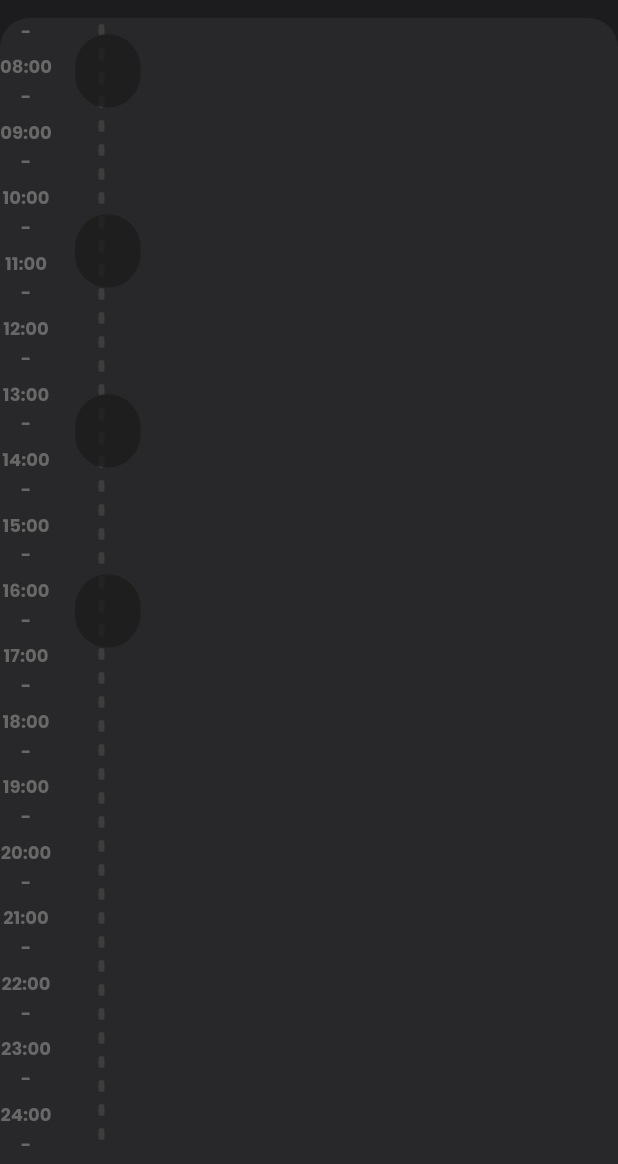
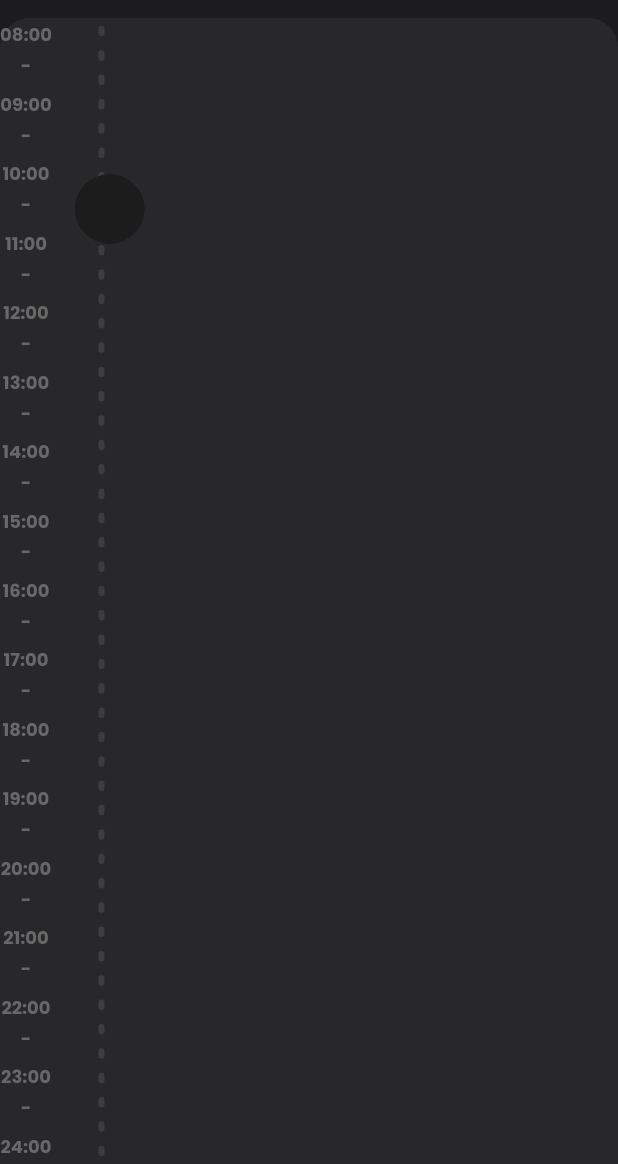
Before and after one commit to merakserhat/chain_app, a Flutter app: the screen it shows after launch, on a phone screen of 412 x 824 dp, the part 72-1236 px from its top. Run offline on Flutter 3.47's test engine with Material 2 defaults, Android fonts, the phone set to English and light mode, and no system bars; our stand-ins replace dio, pretty_dio_logger, shared_preferences.

Commit message:
feat: connect duration with position in panel

```diff
--- /dev/null
+++ b/lib/models/activity_model.dart
@@ -0,0 +1,44 @@
+import 'dart:math';
+import 'dart:ui';
+
+import 'package:uuid/uuid.dart';
+
+class ActivityModel {
+  String id;
+  Duration time;
+  Duration duration;
+  String title;
+  String iconPath;
+  Color color;
+  String? chainId;
+  String? habitId;
+
+  ActivityModel({
+    required this.id,
+    required this.time,
+    required this.duration,
+    required this.title,
+    required this.iconPath,
+    required this.color,
+    this.chainId,
+    this.habitId,
+  });
+
+  static ActivityModel getBaseActivity() {
+    String id = const Uuid().v1();
+    Color color = Color.fromRGBO(
+      Random().nextInt(256),
+      Random().nextInt(256),
+      Random().nextInt(256),
+      1.0,
+    );
+    return ActivityModel(
+      id: id,
+      time: Duration(hours: 10),
+      duration: Duration(hours: 1),
+      title: id,
+      iconPath: "",
+      color: color,
+    );
+  }
+}
--- a/lib/screens/home/home_screen.dart
+++ b/lib/screens/home/home_screen.dart
@@ -95,7 +95,9 @@ class _HomeScreenState extends State<HomeScreen> {
                       weekIndex, index - initialDayIndex);
                 });
               },
-              itemBuilder: (context, index) => TimePanel(),
+              itemBuilder: (context, index) {
+                return TimePanel();
+              },
             ),
           ),
         ],
--- a/lib/screens/home/widgets/time_panel/time_panel.dart
+++ b/lib/screens/home/widgets/time_panel/time_panel.dart
@@ -1,6 +1,7 @@
 import 'dart:math';
 
 import 'package:chain_app/constants/app_theme.dart';
+import 'package:chain_app/models/activity_model.dart';
 import 'package:chain_app/screens/home/widgets/time_panel/timer_texts.dart';
 import 'package:chain_app/widgets/drag/drag_item.dart';
 import 'package:chain_app/widgets/drag/drag_model.dart';
@@ -25,8 +26,8 @@ class _TimePanelState extends State<TimePanel> {
   @override
   void initState() {
     super.initState();
-    wakeTime = Duration(hours: 7, minutes: 30);
-    sleepTime = Duration(hours: 24, minutes: 30);
+    wakeTime = Duration(hours: 8, minutes: 0);
+    sleepTime = Duration(hours: 24, minutes: 0);
     _initializePuzzlePieces();
   }
 
@@ -46,6 +47,7 @@ class _TimePanelState extends State<TimePanel> {
           item: i,
           y: i * 120,
           color: color,
+          activityModel: ActivityModel.getBaseActivity(),
         ),
       );
     }
@@ -53,19 +55,23 @@ class _TimePanelState extends State<TimePanel> {
 
   @override
   Widget build(BuildContext context) {
+    return LayoutBuilder(builder: (context, constraints) {
+      double timerCount = (sleepTime.inMinutes - wakeTime.inMinutes) ~/ 30 + 1;
+
       WidgetsBinding.instance.addPostFrameCallback(
         (_) {
           double currentHeight = panelKey.currentContext?.size?.height ?? 0;
           if (currentHeight != panelHeight) {
             setState(() {
               panelHeight = currentHeight;
+              _dragModels.forEach((element) {
+                element.fixDragModel(
+                    panelHeight, (panelHeight / timerCount) * 2, wakeTime);
+              });
             });
           }
         },
       );
-
-    double timerCount = (sleepTime.inMinutes - wakeTime.inMinutes) ~/ 30 + 1;
-
       return Container(
         key: panelKey,
         width: double.infinity,
@@ -87,9 +93,11 @@ class _TimePanelState extends State<TimePanel> {
               hourHeight: (panelHeight / timerCount) * 2,
               dragModels: _dragModels,
               panelHeight: panelHeight,
+              wakeTime: wakeTime,
             ),
           ],
         ),
       );
+    });
   }
 }
--- a/lib/screens/home/widgets/time_panel/timer_texts.dart
+++ b/lib/screens/home/widgets/time_panel/timer_texts.dart
@@ -22,14 +22,9 @@ class TimerTexts extends StatelessWidget {
           children: List.generate(timeCount, (index) {
             Duration timerDuration =
                 Duration(minutes: wakeTime.inMinutes + 30 * index);
-
-            bool disableFirstHour = index == 1 && wakeTime.inMinutes % 60 == 30;
-            bool disableLastHour =
-                index == timeCount - 2 && sleepTime.inMinutes % 60 == 30;
-
             if (timerDuration.inMinutes % 60 != 0) {
-              return Expanded(
-                  child: const Text(
+              return const Expanded(
+                  child: Text(
                 "-",
                 style: TextStyle(
                   color: AppColors.dark400,
@@ -56,11 +51,12 @@ class TimerTexts extends StatelessWidget {
           width: 50 / 2 + 2,
         ),
         Column(
+          mainAxisAlignment: MainAxisAlignment.spaceEvenly,
           children: List.generate(
               panelHeight ~/ 16,
               (index) => Container(
                     width: 4,
-                    height: 8,
+                    height: 7,
                     margin: EdgeInsets.all(4),
                     decoration: BoxDecoration(
                         color: Color(0xff3D3D3D),
--- a/lib/widgets/drag/drag_item.dart
+++ b/lib/widgets/drag/drag_item.dart
@@ -38,9 +38,6 @@ class _DragItemState extends State<DragItem> {
   @override
   void initState() {
     super.initState();
-    if (widget.isPartial) {
-      print("changed");
-    }
   }
 
   @override
--- a/lib/widgets/drag/drag_model.dart
+++ b/lib/widgets/drag/drag_model.dart
@@ -1,9 +1,13 @@
+import 'dart:math';
 import 'dart:ui';
+
+import 'package:chain_app/models/activity_model.dart';
 
 class DragModel<E> {
   double height;
   double y;
   Color color;
+  ActivityModel activityModel;
   E item;
 
   DragModel({
@@ -11,5 +15,58 @@ class DragModel<E> {
     required this.y,
     required this.color,
     required this.item,
+    required this.activityModel,
   });
+
+  fixDragModel(double panelHeight, double hourHeight, Duration wakeTime) {
+    if (wakeTime.inMinutes > activityModel.time.inMinutes) {
+      activityModel.time = wakeTime;
+    }
+    int distanceDuration = activityModel.time.inMinutes - wakeTime.inMinutes;
+    y = roundToNearestMultipleOfHeight(
+        (distanceDuration * hourHeight) / 60, hourHeight);
+    height = roundToNearestMultipleOfHeight(
+        (activityModel.duration.inMinutes * hourHeight) / 60, hourHeight);
+  }
+
+  fixActivityModel(double panelHeight, double hourHeight, Duration wakeTime) {
+    Duration activityTime =
+        _findActivityTime(panelHeight, hourHeight, wakeTime);
+    Duration activityDuration =
+        _findActivityDuration(panelHeight, hourHeight, wakeTime);
+    activityModel.duration = activityDuration;
+    activityModel.time = activityTime;
+    //TODO update db
+  }
+
+  Duration _findActivityTime(
+      double panelHeight, double hourHeight, Duration wakeTime) {
+    int distanceDuration =
+        roundToNearestHalfHour((y * 60) / hourHeight).toInt();
+    return Duration(minutes: wakeTime.inMinutes + distanceDuration);
+  }
+
+  Duration _findActivityDuration(
+      double panelHeight, double hourHeight, Duration wakeTime) {
+    return Duration(
+        minutes: roundToNearestHalfHour((60 * height) / hourHeight).toInt());
+  }
+
+  double roundToNearestHalfHour(double number) {
+    double remainder = number % 30;
+    if (remainder <= 15) {
+      return number - remainder;
+    } else {
+      return number + (30 - remainder);
+    }
+  }
+
+  double roundToNearestMultipleOfHeight(double number, double hourHeight) {
+    double roundDifference = number % (hourHeight / 2);
+    double rounded2 = number - roundDifference;
+    if (roundDifference > hourHeight / 4) {
+      rounded2 += hourHeight / 2;
+    }
+    return max(0, rounded2);
+  }
 }
--- a/lib/widgets/drag/drag_panel.dart
+++ b/lib/widgets/drag/drag_panel.dart
@@ -1,6 +1,7 @@
 import 'dart:math';
 
 import 'package:chain_app/constants/app_theme.dart';
+import 'package:chain_app/models/activity_model.dart';
 import 'package:chain_app/utils/date_util.dart';
 import 'package:chain_app/widgets/drag/drag_item_shape.dart';
 import 'package:flutter/material.dart';
@@ -10,14 +11,16 @@ import 'drag_model.dart';
 import 'dragging_info.dart';
 
 class DragPanel extends StatefulWidget {
-  const DragPanel(
-      {Key? key,
-      required this.hourHeight,
-      required this.dragModels,
-      required this.panelHeight})
-      : super(key: key);
+  const DragPanel({
+    Key? key,
+    required this.hourHeight,
+    required this.dragModels,
+    required this.panelHeight,
+    required this.wakeTime,
+  }) : super(key: key);
 
   final double hourHeight;
+  final Duration wakeTime;
   final double panelHeight;
   final List<DragModel<int>> dragModels;
 
@@ -39,15 +42,6 @@ class _DragPanelState extends State<DragPanel> {
   }
 
   void onResizeTop(DraggingInfo draggingInfo) {
-    /**
-     *
-     * y + height güvenli
-     * new position'ı sokmamız lazım
-     *
-     *
-     *
-     */
-
     double currentPosition = draggingInfo.dragModel.y;
     double currentHeight = draggingInfo.dragModel.height;
     double maxHeight = DragItem.dragItemMaxHeight;
@@ -62,6 +56,8 @@ class _DragPanelState extends State<DragPanel> {
       draggingInfo.dragModel.y = newPosition;
 
       if (!draggingInfo.continues) {
+        draggingInfo.dragModel.fixActivityModel(
+            widget.panelHeight, widget.hourHeight, widget.wakeTime);
         rearrangeOthers(draggingInfo.dragModel);
         return;
       }
@@ -81,6 +77,8 @@ class _DragPanelState extends State<DragPanel> {
       draggingInfo.dragModel.height = newHeight;
 
       if (!draggingInfo.continues) {
+        draggingInfo.dragModel.fixActivityModel(
+            widget.panelHeight, widget.hourHeight, widget.wakeTime);
         rearrangeOthers(draggingInfo.dragModel);
         return;
       }
@@ -110,6 +108,8 @@ class _DragPanelState extends State<DragPanel> {
                 draggingInfo.dragModel.height -
                 widget.hourHeight / 2);
       }
+      draggingInfo.dragModel.fixActivityModel(
+          widget.panelHeight, widget.hourHeight, widget.wakeTime);
       rearrangeOthers(draggingInfo.dragModel);
       return;
     }
@@ -135,6 +135,8 @@ class _DragPanelState extends State<DragPanel> {
         if (otherModel.y < 0) {
           otherModel.y = 0;
         }
+        otherModel.fixActivityModel(
+            widget.panelHeight, widget.hourHeight, widget.wakeTime);
       }
     }
 
@@ -149,6 +151,8 @@ class _DragPanelState extends State<DragPanel> {
           otherModel.y = roundToNearestMultipleOfHeight(
               widget.panelHeight - otherModel.height - widget.hourHeight / 2);
         }
+        otherModel.fixActivityModel(
+            widget.panelHeight, widget.hourHeight, widget.wakeTime);
       }
     }
     checkOverlaps();
@@ -296,7 +300,12 @@ class _DragPanelState extends State<DragPanel> {
     }
 
     DragModel<int> dragModel = DragModel(
-        height: heightRounded, y: yRounded, color: Colors.blueAccent, item: 1);
+      height: heightRounded,
+      y: yRounded,
+      color: Colors.blueAccent,
+      item: 1,
+      activityModel: ActivityModel.getBaseActivity(),
+    );
     _dragModels.add(dragModel);
     rearrangeOthers(dragModel);
     setState(() {});
--- a/pubspec.yaml
+++ b/pubspec.yaml
@@ -39,6 +39,7 @@ dependencies:
   shared_preferences: ^2.0.15
   pretty_dio_logger: ^1.2.0-beta-1
   intl: ^0.18.1
+  uuid: ^3.0.7
 
 dev_dependencies:
   flutter_test:
```
Lines whose indentation alone changed are shown as unchanged.
